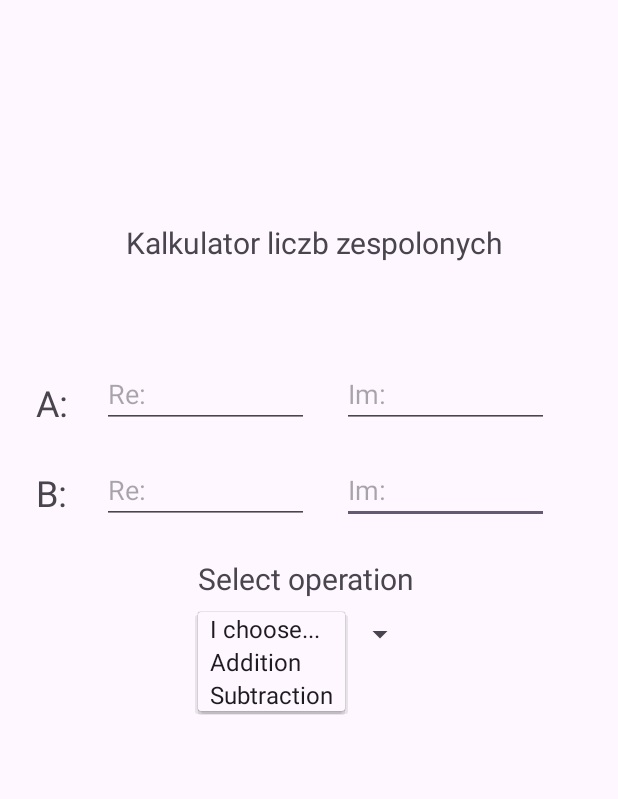
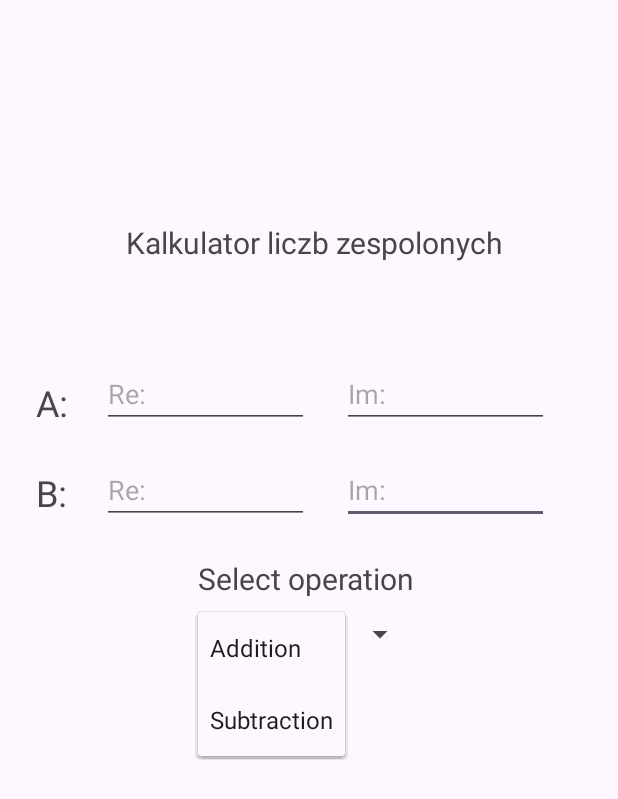
Before and after one commit to asliwaa/Complex-numbers-calculator, an Android app: the screen it shows after launch (MainActivity), after a tap on "I choose...", on a phone screen of 412 x 824 dp. Shown: the top 799 px of the screen. Run offline under Robolectric (Android 15) with nearby library versions, the phone set to English and light mode, and no system bars.

```diff
--- a/app/src/main/java/com/example/lab1/MainActivity.kt
+++ b/app/src/main/java/com/example/lab1/MainActivity.kt
@@ -1,83 +1,95 @@
 package com.example.lab1
 
+import android.graphics.Color
 import android.os.Bundle
-import android.widget.Button
-import android.widget.EditText
-import android.widget.Toast
+import android.view.View
+import android.view.ViewGroup
+import android.widget.*
 import androidx.appcompat.app.AppCompatActivity
-import android.widget.Spinner
-import android.widget.ArrayAdapter
-import android.widget.AdapterView
-import android.view.View
 
 class MainActivity : AppCompatActivity() {
     override fun onCreate(savedInstanceState: Bundle?) {
         super.onCreate(savedInstanceState)
         setContentView(R.layout.activity_main)
 
-
-        //Complex number A
-        val reA = findViewById<EditText>(R.id.reA);
-        val imA = findViewById<EditText>(R.id.imA);
-        //Complex number B
-        val reB = findViewById<EditText>(R.id.reB);
-        val imB = findViewById<EditText>(R.id.imB);
+        // Pola tekstowe
+        val reA = findViewById<EditText>(R.id.reA)
+        val imA = findViewById<EditText>(R.id.imA)
+        val reB = findViewById<EditText>(R.id.reB)
+        val imB = findViewById<EditText>(R.id.imB)
 
         val operations = resources.getStringArray(R.array.Operations)
+        val operationsSpinner = findViewById<Spinner>(R.id.operationsSpinner)
 
+        if (operationsSpinner != null) {
 
-        val operationsSpinner = findViewById<Spinner>(R.id.operationsSpinner)
-        if(operationsSpinner!=null) {
-            val adapter = ArrayAdapter(this, android.R.layout.simple_spinner_item, operations)
+            // Tworzymy adapter z logiką ukrywania pierwszego elementu
+            val adapter = object : ArrayAdapter<String>(this, android.R.layout.simple_spinner_item, operations) {
 
+                // Ta metoda odpowiada za wygląd ROZWINIĘTEJ listy
+                override fun getDropDownView(position: Int, convertView: View?, parent: ViewGroup): View {
+                    if (position == 0) {
+                        // Jeśli to pierwsza pozycja (indeks 0), zwracamy pusty View o wymiarach 0
+                        val emptyView = View(context)
+                        // Ustawiamy wysokość na 0 pikseli
+                        emptyView.layoutParams = android.widget.AbsListView.LayoutParams(0, 0)
+                        emptyView.visibility = View.GONE
+                        return emptyView
+                    } else {
+                        // Dla pozostałych pozycji (1, 2...) pobieramy standardowy wygląd.
+                        // Przekazujemy 'null' jako convertView, aby nie dostać z recyklingu naszego emptyView
+                        return super.getDropDownView(position, null, parent)
+                    }
+                }
+
+                // Ta metoda odpowiada za wygląd ZWINIĘTEGO spinnera (to co widać przed kliknięciem)
+                override fun getView(position: Int, convertView: View?, parent: ViewGroup): View {
+                    // Tutaj chcemy normalnie widzieć "I choose..." jeśli jest wybrane
+                    return super.getView(position, convertView, parent)
+                }
+
+                // Blokujemy możliwość kliknięcia w (teoretycznie ukrytą) pierwszą opcję
+                override fun isEnabled(position: Int): Boolean {
+                    return position != 0
+                }
+            }
+
+            adapter.setDropDownViewResource(android.R.layout.simple_spinner_dropdown_item)
             operationsSpinner.adapter = adapter
 
             operationsSpinner.onItemSelectedListener = object : AdapterView.OnItemSelectedListener {
-                override fun onItemSelected(
-                    parent: AdapterView<*>,
-                    view: View,
-                    position: Int,
-                    id: Long
-                ) {
+                override fun onItemSelected(parent: AdapterView<*>, view: View?, position: Int, id: Long) {
 
-                    if (operations[position] == "I choose...") {
-                        return
-                    } else if (operations[position] == "Addition") {
-                        val rA: Double = reA.text.toString().toDoubleOrNull() ?: 0.0;
-                        val iA: Double = imA.text.toString().toDoubleOrNull() ?: 0.0;
-                        val rB: Double = reB.text.toString().toDoubleOrNull() ?: 0.0;
-                        val iB: Double = imB.text.toString().toDoubleOrNull() ?: 0.0;
-                        val sumRe = rA+rB;
-                        val sumIm = iA+iB;
+                    // Ignorujemy wybór pozycji 0 ("I choose...")
+                    if (position == 0) return
 
-                        if (sumIm < 0) {
-                            val tmp = sumIm * (-1);
-                            Toast.makeText(applicationContext,"Addition: " + sumRe + " - " + tmp + "i", Toast.LENGTH_LONG).show();
-                        } else {
-                            Toast.makeText(applicationContext,"Addition: " + sumRe + " + " + sumIm + "i", Toast.LENGTH_LONG).show();
-                        }
+                    val rA: Double = reA.text.toString().toDoubleOrNull() ?: 0.0
+                    val iA: Double = imA.text.toString().toDoubleOrNull() ?: 0.0
+                    val rB: Double = reB.text.toString().toDoubleOrNull() ?: 0.0
+                    val iB: Double = imB.text.toString().toDoubleOrNull() ?: 0.0
+
+                    if (operations[position] == "Addition") {
+                        val sumRe = rA + rB
+                        val sumIm = iA + iB
+                        val operator = if (sumIm < 0) "-" else "+"
+                        val imAbs = kotlin.math.abs(sumIm)
+                        Toast.makeText(applicationContext, "Addition: $sumRe $operator ${imAbs}i", Toast.LENGTH_LONG).show()
                     } else {
-                        val rA: Double = reA.text.toString().toDoubleOrNull() ?: 0.0;
-                        val iA: Double = imA.text.toString().toDoubleOrNull() ?: 0.0;
-                        val rB: Double = reB.text.toString().toDoubleOrNull() ?: 0.0;
-                        val iB: Double = imB.text.toString().toDoubleOrNull() ?: 0.0;
-                        val diffRe = rA-rB;
-                        val diffIm = iA-iB;
+                        val diffRe = rA - rB
+                        val diffIm = iA - iB
+                        val operator = if (diffIm < 0) "-" else "+"
+                        val imAbs = kotlin.math.abs(diffIm)
+                        Toast.makeText(applicationContext, "Subtraction: $diffRe $operator ${imAbs}i", Toast.LENGTH_LONG).show()
+                    }
 
-                        if (diffIm < 0) {
-                            val diffTmp = diffIm * (-1);
-                            Toast.makeText(applicationContext,"Subtraction: " + diffRe + " - " + diffTmp + "i", Toast.LENGTH_LONG).show();
-                        } else {
-                            Toast.makeText(applicationContext,"Subtraction: " + diffRe + " + " + diffIm + "i", Toast.LENGTH_LONG).show();
-                        }
-                    }
+                    // RESETOWANIE SPINNERA
+                    // To sprawi, że na ekranie znów pojawi się "I choose...",
+                    // a po kliknięciu lista rozwinie się od razu pokazując "Addition".
+                    operationsSpinner.setSelection(0)
                 }
 
-                override fun onNothingSelected(parent: AdapterView<*>?) {
-                    TODO("Not yet implemented")
-                }
+                override fun onNothingSelected(parent: AdapterView<*>?) {}
             }
         }
-
     }
 }
```
